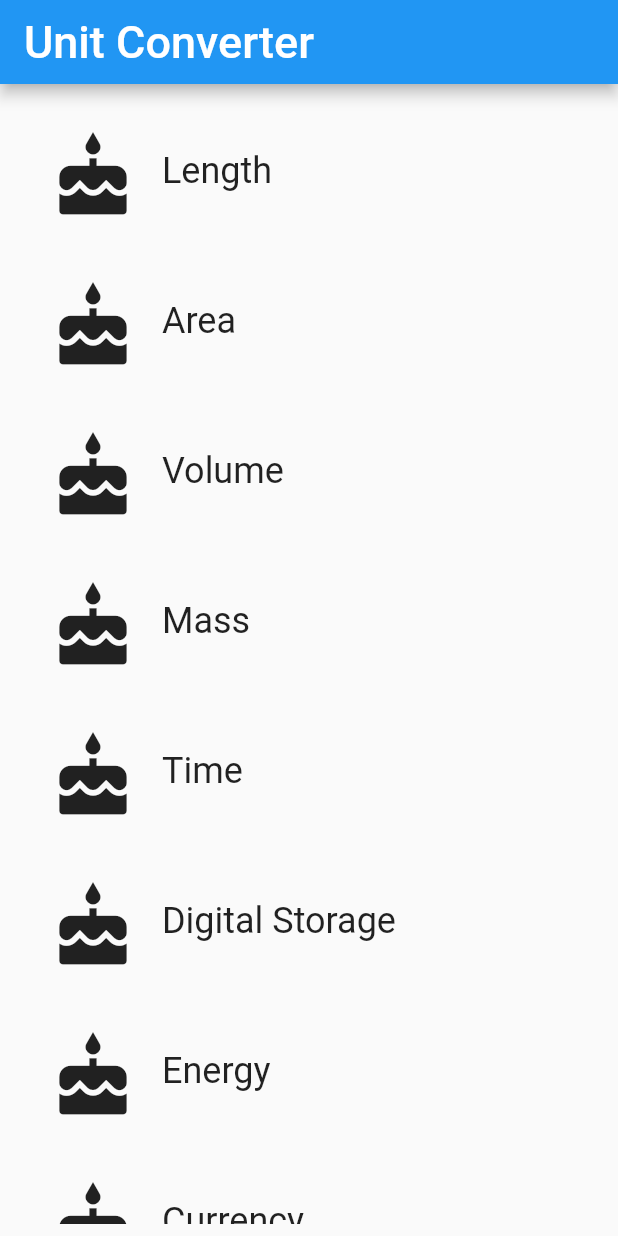
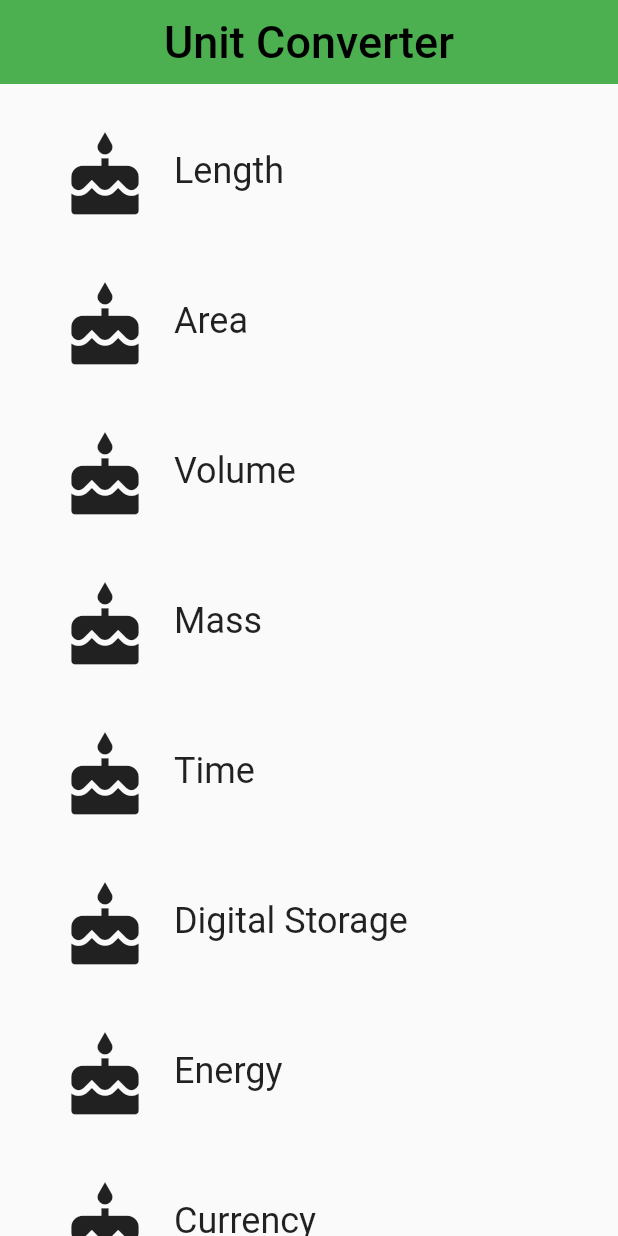
Before and after one commit to mkenlo/unit_converter_app, a Flutter app: the screen it shows after launch, on a phone screen of 412 x 824 dp. Run offline on Flutter 3.47's test engine with Material 2 defaults, Android fonts, the phone set to English and light mode, and no system bars.

Commit message:
update the app theme and used ListView builder

```diff
--- a/lib/category_route.dart
+++ b/lib/category_route.dart
@@ -5,9 +5,7 @@
 import 'package:flutter/material.dart';
 import 'category.dart';
 
-// TODO: Check if we need to import anything
-
-// TODO: Define any constants
+// Define any constants
 const Icon _iconDefault = Icon(Icons.cake);
 
 /// Category Route (screen).
@@ -42,9 +40,18 @@ class CategoryRoute extends StatelessWidget {
     Colors.red,
   ];
 
+  Widget _buildCategoryListWidget(List categories) {
+    return ListView.builder(
+        padding: const EdgeInsets.all(8.0),
+        itemCount: categories.length,
+        itemBuilder: (BuildContext context, int index) {
+          return categories[index];
+        });
+  }
+
   @override
   Widget build(BuildContext context) {
-    // TODO: Create a list of the eight Categories, using the names and colors
+    // Create a list of the eight Categories, using the names and colors
     // from above. Use a placeholder icon, such as `Icons.cake` for each
     // Category. We'll add custom icons later.
 
@@ -55,17 +62,22 @@ class CategoryRoute extends StatelessWidget {
           categoryColor: _baseColors[i],
           categoryIcon: _iconDefault));
     }
-    print(categoryList);
-    // TODO: Create a list view of the Categories
+
+    // Create a list view of the Categories
     final listView = Container(
       child: Padding(
-          padding: EdgeInsets.all(8.0),
-          child: ListView(children: categoryList)),
+          padding: EdgeInsets.symmetric(horizontal: 8.0),
+          child: _buildCategoryListWidget(categoryList)),
     );
 
-    // TODO: Create an App Bar
-    final appBar =
-        AppBar(title: Text("Unit Converter", style: TextStyle(fontSize: 30.0)));
+    // Create an App Bar
+    final appBar = AppBar(
+        centerTitle: true,
+        elevation: 0.0,
+        title: Text(
+          "Unit Converter",
+          style: TextStyle(fontSize: 30.0, color: Colors.black),
+        ));
 
     return Scaffold(
       appBar: appBar,
--- a/lib/main.dart
+++ b/lib/main.dart
@@ -1,7 +1,5 @@
 import 'package:flutter/material.dart';
 import 'category_route.dart';
-
-
 
 void main() => runApp(MyApp());
 
@@ -12,15 +10,15 @@ class MyApp extends StatelessWidget {
     return MaterialApp(
       debugShowCheckedModeBanner: false,
       title: 'Unit Converter',
-
+      theme: ThemeData(
+          primarySwatch: Colors.green, backgroundColor: Colors.greenAccent),
       // our home should now point to an instance of the CategoryRoute widget.
       home: CategoryRoute(),
     );
   }
 }
 
-class HomePage extends StatelessWidget{
-
+class HomePage extends StatelessWidget {
   @override
   Widget build(BuildContext context) {
     return CategoryRoute();
```
